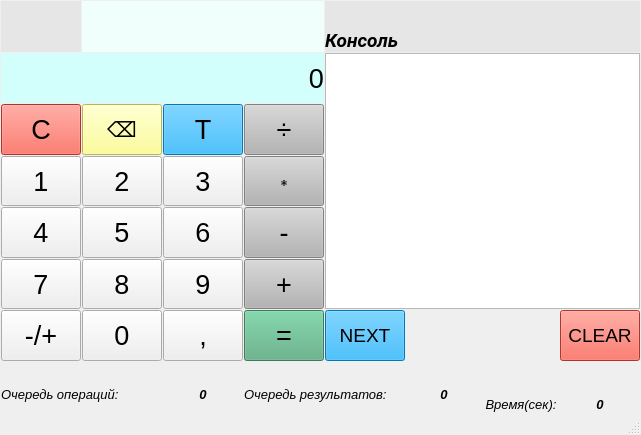
This is InteltehCalculator/mainwindow.ui in Dronches/InteltehCalculator as Qt 5 draws it before an edit. The edited form follows.
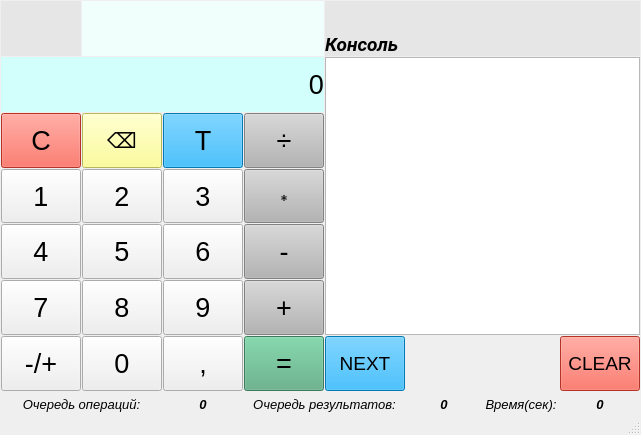
This is the edited form.

Commit message: Add operation clear console

The edit to the form file:
```diff
--- a/InteltehCalculator/mainwindow.ui
+++ b/InteltehCalculator/mainwindow.ui
@@ -172,7 +172,7 @@
         <property name="minimumSize">
          <size>
           <width>150</width>
-          <height>30</height>
+          <height>20</height>
          </size>
         </property>
         <property name="font">
@@ -185,7 +185,7 @@
          <string>Очередь операций:</string>
         </property>
         <property name="alignment">
-         <set>Qt::AlignBottom|Qt::AlignLeading|Qt::AlignLeft</set>
+         <set>Qt::AlignBottom|Qt::AlignHCenter</set>
         </property>
         <property name="margin">
          <number>2</number>
@@ -254,7 +254,7 @@
         <property name="minimumSize">
          <size>
           <width>75</width>
-          <height>30</height>
+          <height>20</height>
          </size>
         </property>
         <property name="font">
@@ -891,7 +891,7 @@
         <property name="minimumSize">
          <size>
           <width>75</width>
-          <height>30</height>
+          <height>20</height>
          </size>
         </property>
         <property name="font">
@@ -924,7 +924,7 @@
         <property name="minimumSize">
          <size>
           <width>150</width>
-          <height>30</height>
+          <height>20</height>
          </size>
         </property>
         <property name="font">
@@ -937,7 +937,7 @@
          <string>Очередь результатов:</string>
         </property>
         <property name="alignment">
-         <set>Qt::AlignBottom|Qt::AlignLeading|Qt::AlignLeft</set>
+         <set>Qt::AlignBottom|Qt::AlignHCenter</set>
         </property>
         <property name="margin">
          <number>2</number>
@@ -947,11 +947,17 @@
       <item row="8" column="6">
        <widget class="QLabel" name="labelStatic_TimeOperations">
         <property name="sizePolicy">
-         <sizepolicy hsizetype="MinimumExpanding" vsizetype="MinimumExpanding">
+         <sizepolicy hsizetype="MinimumExpanding" vsizetype="Fixed">
           <horstretch>0</horstretch>
           <verstretch>0</verstretch>
          </sizepolicy>
         </property>
+        <property name="minimumSize">
+         <size>
+          <width>75</width>
+          <height>20</height>
+         </size>
+        </property>
         <property name="font">
          <font>
           <pointsize>10</pointsize>
@@ -972,11 +978,17 @@
       <item row="8" column="7">
        <widget class="QLabel" name="labelDinamic_TimeOperations">
         <property name="sizePolicy">
-         <sizepolicy hsizetype="MinimumExpanding" vsizetype="MinimumExpanding">
+         <sizepolicy hsizetype="MinimumExpanding" vsizetype="Fixed">
           <horstretch>0</horstretch>
           <verstretch>0</verstretch>
          </sizepolicy>
         </property>
+        <property name="minimumSize">
+         <size>
+          <width>75</width>
+          <height>20</height>
+         </size>
+        </property>
         <property name="font">
          <font>
           <pointsize>10</pointsize>
```
The commit also changes 2 other files.
